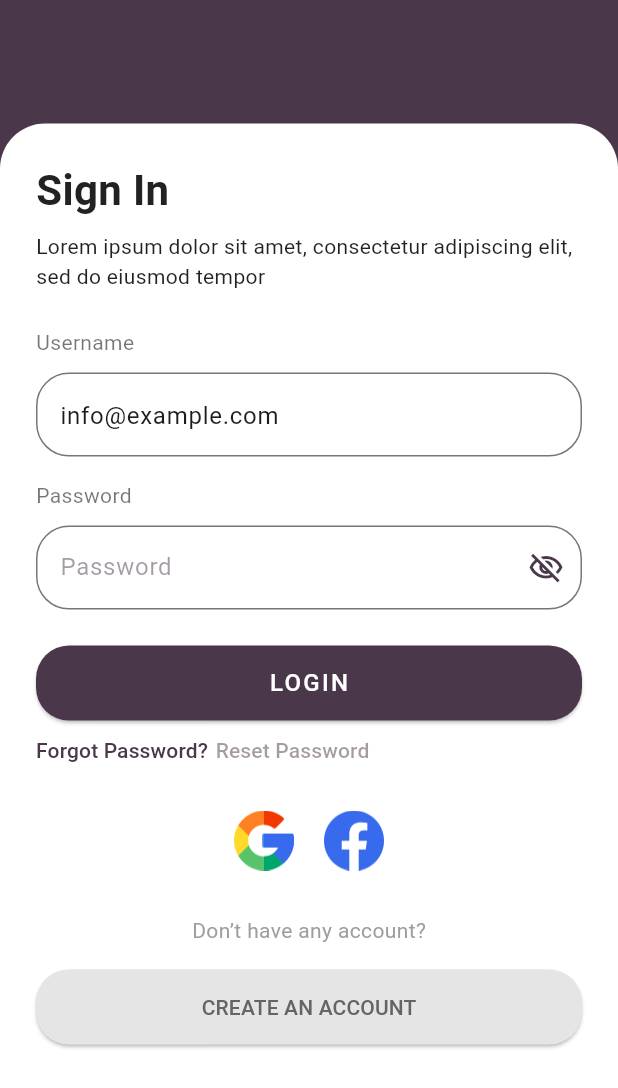
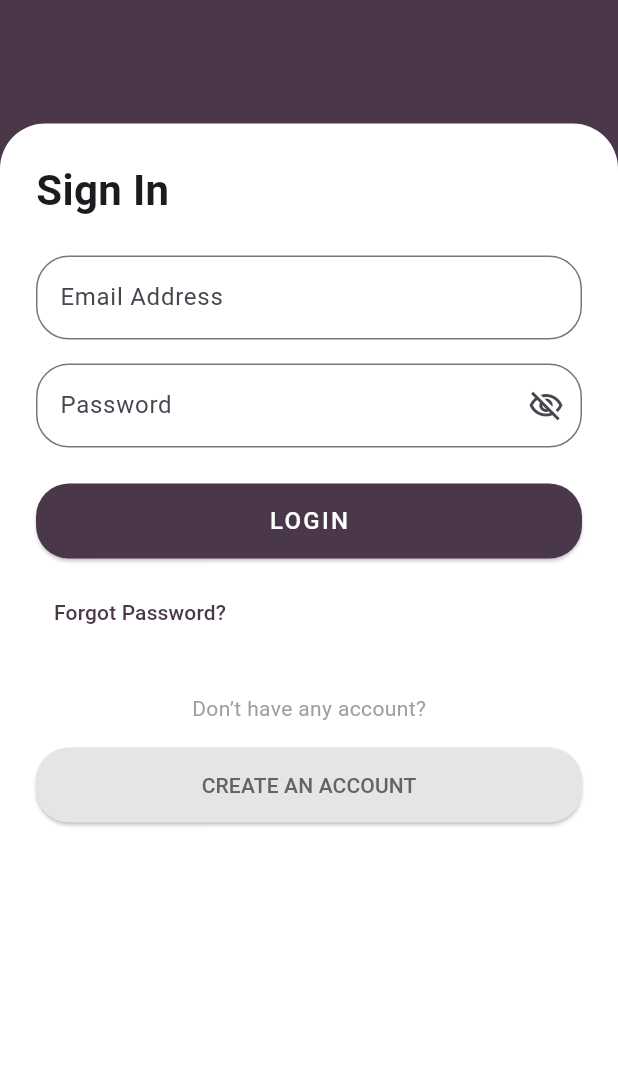
Before and after one commit to HafizhHabiibi/project-kuliah-mwsp-bijiapp, a Flutter app: the LoginScreen screen opened directly, on a phone screen of 412 x 824 dp. Shown: the top 1088 px of the screen. Run offline on Flutter 3.47's test engine with Material 3 defaults, Android fonts, the light colour scheme and no system bars; our stand-ins replace flutter_colorpicker, flutter_svg, smooth_page_indicator; Roboto replaces fonts that are missing (Poppins).

Commit message:
chore(login_form_page): menghapus sistem login dummy dan integrasi dengan backend

```diff
--- a/flutter_bijiapp/lib/pages/login_form_page.dart
+++ b/flutter_bijiapp/lib/pages/login_form_page.dart
@@ -1,7 +1,7 @@
 import 'package:flutter/material.dart';
-import '../screen/forget_pass_pagedart';
+import '../services/auth_service.dart';
+import '../pages/forget_pass_page.dart';
 import 'register_form_page.dart';
-// import 'package:project_kuliah_mwsp_uts_kel4/dummy/main_page_dummy.dart';
 import 'package:project_kuliah_mwsp_uts_kel4/pages/main_page.dart';
 
 class LoginScreen extends StatefulWidget {
@@ -16,7 +16,10 @@ class _LoginScreenState extends State<LoginScreen>
   final TextEditingController _emailController = TextEditingController();
   final TextEditingController _passwordController = TextEditingController();
 
+  final AuthService _authService = AuthService();
+
   bool _obscurePassword = true;
+  bool _isLoading = false;
 
   late AnimationController _controller;
   late Animation<Offset> _offsetAnimation;
@@ -44,9 +47,40 @@ class _LoginScreenState extends State<LoginScreen>
   }
 
   void _togglePassword() {
-    setState(() {
-      _obscurePassword = !_obscurePassword;
-    });
+    setState(() => _obscurePassword = !_obscurePassword);
+  }
+
+  // ================= LOGIN HANDLER =================
+  Future<void> _handleLogin() async {
+    final email = _emailController.text.trim();
+    final password = _passwordController.text;
+
+    if (email.isEmpty || password.isEmpty) {
+      ScaffoldMessenger.of(context).showSnackBar(
+        const SnackBar(content: Text('Email dan password wajib diisi')),
+      );
+      return;
+    }
+
+    setState(() => _isLoading = true);
+
+    final result = await _authService.login(email: email, password: password);
+
+    setState(() => _isLoading = false);
+
+    if (!mounted) return;
+
+    if (result['success'] == true) {
+      Navigator.pushAndRemoveUntil(
+        context,
+        MaterialPageRoute(builder: (_) => const MainPage()),
+        (route) => false,
+      );
+    } else {
+      ScaffoldMessenger.of(
+        context,
+      ).showSnackBar(SnackBar(content: Text(result['message'])));
+    }
   }
 
   @override
@@ -59,6 +93,7 @@ class _LoginScreenState extends State<LoginScreen>
             onTap: () => Navigator.pop(context),
             child: Container(color: const Color.fromRGBO(74, 55, 73, 1)),
           ),
+
           Align(
             alignment: Alignment.bottomCenter,
             child: SlideTransition(
@@ -81,32 +116,14 @@ class _LoginScreenState extends State<LoginScreen>
                           style: TextStyle(
                             fontSize: 28,
                             fontWeight: FontWeight.bold,
-                            color: Color.fromRGBO(34, 34, 34, 1),
                           ),
                         ),
                       ),
-                      const SizedBox(height: 8),
-                      const Text(
-                        "Lorem ipsum dolor sit amet, consectetur adipiscing elit, sed do eiusmod tempor",
-                        textAlign: TextAlign.left,
-                        style: TextStyle(fontSize: 14, color: Colors.black87),
-                      ),
                       const SizedBox(height: 24),
 
-                      // Username
-                      const Align(
-                        alignment: Alignment.centerLeft,
-                        child: Text(
-                          'Username',
-                          style: TextStyle(fontSize: 14, color: Colors.black54),
-                        ),
-                      ),
-                      const SizedBox(height: 10),
+                      // EMAIL
                       TextField(
-                        controller: _emailController
-                          ..text = _emailController.text.isEmpty
-                              ? 'info@example.com'
-                              : _emailController.text,
+                        controller: _emailController,
                         decoration: InputDecoration(
                           hintText: 'Email Address',
                           border: OutlineInputBorder(
@@ -116,29 +133,17 @@ class _LoginScreenState extends State<LoginScreen>
                       ),
                       const SizedBox(height: 16),
 
-                      // Password
-                      const Align(
-                        alignment: Alignment.centerLeft,
-                        child: Text(
-                          'Password',
-                          style: TextStyle(fontSize: 14, color: Colors.black54),
-                        ),
-                      ),
-                      const SizedBox(height: 10),
+                      // PASSWORD
                       TextField(
                         controller: _passwordController,
                         obscureText: _obscurePassword,
                         decoration: InputDecoration(
                           hintText: 'Password',
-                          hintStyle: const TextStyle(
-                            color: Color.fromRGBO(74, 55, 73, 0.5),
-                          ),
                           suffixIcon: IconButton(
                             icon: Icon(
                               _obscurePassword
                                   ? Icons.visibility_off_outlined
                                   : Icons.visibility_outlined,
-                              color: const Color.fromRGBO(74, 55, 73, 1),
                             ),
                             onPressed: _togglePassword,
                           ),
@@ -149,16 +154,9 @@ class _LoginScreenState extends State<LoginScreen>
                       ),
                       const SizedBox(height: 24),
 
-                      // Tombol LOGIN menuju MainPageDummy
+                      // LOGIN BUTTON
                       ElevatedButton(
-                        onPressed: () {
-                          Navigator.push(
-                            context,
-                            MaterialPageRoute(
-                              builder: (context) => const MainPage(),
-                            ),
-                          );
-                        },
+                        onPressed: _isLoading ? null : _handleLogin,
                         style: ElevatedButton.styleFrom(
                           minimumSize: const Size(double.infinity, 50),
                           backgroundColor: const Color.fromRGBO(74, 55, 73, 1),
@@ -166,7 +164,11 @@ class _LoginScreenState extends State<LoginScreen>
                             borderRadius: BorderRadius.circular(22),
                           ),
                         ),
-                        child: const Text(
+                        child: _isLoading
+                            ? const CircularProgressIndicator(
+                                color: Colors.white,
+                              )
+                            : const Text(
                                 "LOGIN",
                                 style: TextStyle(
                                   fontSize: 16,
@@ -176,19 +178,20 @@ class _LoginScreenState extends State<LoginScreen>
                               ),
                       ),
 
-                      const SizedBox(height: 10),
+                      const SizedBox(height: 12),
+
+                      // FORGOT PASSWORD
                       Align(
                         alignment: Alignment.centerLeft,
-                        child: Row(
-                          mainAxisSize: MainAxisSize.min,
-                          children: [
-                            TextButton(
-                              onPressed: () {},
-                              style: TextButton.styleFrom(
-                                padding: EdgeInsets.zero,
-                                minimumSize: const Size(0, 0),
-                                tapTargetSize: MaterialTapTargetSize.shrinkWrap,
+                        child: TextButton(
+                          onPressed: () {
+                            Navigator.push(
+                              context,
+                              MaterialPageRoute(
+                                builder: (_) => const ForgetPassScreen(),
                               ),
+                            );
+                          },
                           child: const Text(
                             "Forgot Password?",
                             style: TextStyle(
@@ -196,49 +199,8 @@ class _LoginScreenState extends State<LoginScreen>
                             ),
                           ),
                         ),
-                            const SizedBox(width: 5),
-                            TextButton(
-                              onPressed: () {
-                                Navigator.push(
-                                  context,
-                                  MaterialPageRoute(
-                                    builder: (context) =>
-                                        const ForgetPassScreen(),
                       ),
-                                );
-                              },
-                              style: TextButton.styleFrom(
-                                padding: EdgeInsets.zero,
-                                minimumSize: const Size(0, 0),
-                                tapTargetSize: MaterialTapTargetSize.shrinkWrap,
-                              ),
-                              child: const Text(
-                                "Reset Password",
-                                style: TextStyle(
-                                  color: Color.fromRGBO(74, 55, 73, 0.5),
-                                ),
-                              ),
-                            ),
-                          ],
-                        ),
-                      ),
-                      const SizedBox(height: 30),
 
-                      // Sosial media login
-                      Row(
-                        mainAxisAlignment: MainAxisAlignment.center,
-                        children: [
-                          Image.asset(
-                            'assets/images/social/google-mail.png',
-                            height: 40,
-                          ),
-                          const SizedBox(width: 20),
-                          Image.asset(
-                            'assets/images/social/facebook.png',
-                            height: 40,
-                          ),
-                        ],
-                      ),
                       const SizedBox(height: 30),
 
                       const Text(
@@ -252,7 +214,7 @@ class _LoginScreenState extends State<LoginScreen>
                           Navigator.push(
                             context,
                             MaterialPageRoute(
-                              builder: (context) => const RegisterFormScreen(),
+                              builder: (_) => const RegisterFormScreen(),
                             ),
                           );
                         },
```
Lines whose indentation alone changed are shown as unchanged.
